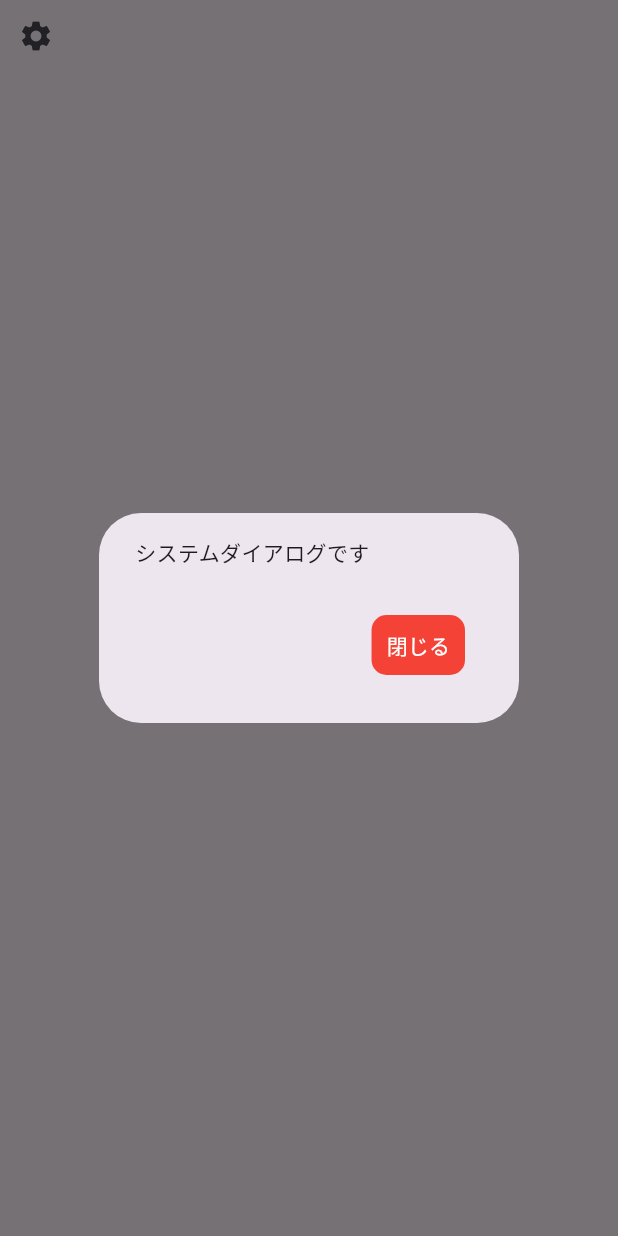
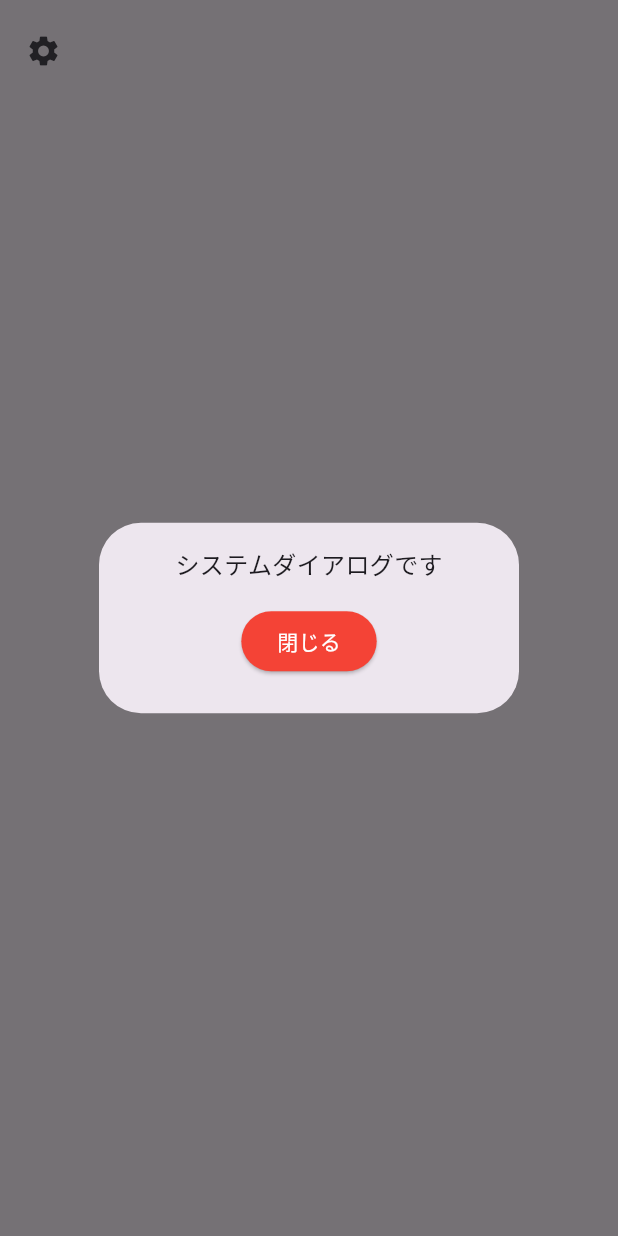
Before and after one commit to tanakahikari-pikka/hoge, a Flutter app: the SettingButton widget shown alone on an empty page, opened directly, after a tap on the "settings" icon, on a phone screen of 412 x 824 dp. Run offline on Flutter 3.47's test engine with Material 2 defaults, Android fonts, the phone set to English and light mode, and no system bars; our stand-ins replace cloud_firestore, firebase_core, gap, hooks_riverpod; accounts and stored records are empty.

Commit message:
ダイアログ

```diff
--- a/lib/team_development_practice/build_ui/hikari/view/SettingButton.dart
+++ b/lib/team_development_practice/build_ui/hikari/view/SettingButton.dart
@@ -1,44 +1,54 @@
 // ウィジェットの雛形を作成
 
 import 'package:flutter/material.dart';
+import 'package:gap/gap.dart';
 
 class SettingButton extends StatelessWidget {
   const SettingButton({Key? key}) : super(key: key);
 
   @override
   Widget build(BuildContext context) {
-    return IconButton(
+    return Container(
+      padding: const EdgeInsets.symmetric(
+        horizontal: 5,
+        vertical: 10,
+      ),
+      child: IconButton(
         icon: const Icon(Icons.settings),
         onPressed: () {
-        showDialog(
+          showDialog<void>(
             context: context,
-          builder: (context) {
-            return AlertDialog(
-              content: const Text('システムダイアログです'),
-              actions: [
-                TextButton(
+            builder: (context) => AlertDialog(
+              content: Column(
+                mainAxisAlignment: MainAxisAlignment.center,
+                crossAxisAlignment: CrossAxisAlignment.center,
+                mainAxisSize: MainAxisSize.min,
+                children: [
+                  const Text(
+                    "システムダイアログです",
+                    style: TextStyle(fontSize: 16),
+                  ),
+                  const Gap(16),
+                  ElevatedButton(
+                    style: ElevatedButton.styleFrom(
+                      backgroundColor: Colors.red,
+                    ),
                     onPressed: () {
-                    Navigator.pop(context);
+                      Navigator.of(context).pop();
                     },
-                  child: Container(
-                    decoration: BoxDecoration(
-                      borderRadius: BorderRadius.circular(10),
-                      color: Colors.red,
-                    ),
-                    padding: const EdgeInsets.all(10),
                     child: const Text(
-                      '閉じる',
+                      "閉じる",
                       style: TextStyle(
                         color: Colors.white,
                       ),
                     ),
                   ),
+                ],
               ),
-              ],
+            ),
           );
         },
-        );
-      },
+      ),
     );
   }
 }
--- a/pubspec.yaml
+++ b/pubspec.yaml
@@ -44,6 +44,7 @@ dependencies:
   # The following adds the Cupertino Icons font to your application.
   # Use with the CupertinoIcons class for iOS style icons.
   cupertino_icons: ^1.0.2
+  gap: ^3.0.1
 
 dev_dependencies:
   flutter_test:
```
Also changed, not shown: pubspec.lock. Lines whose indentation alone changed are shown as unchanged.
